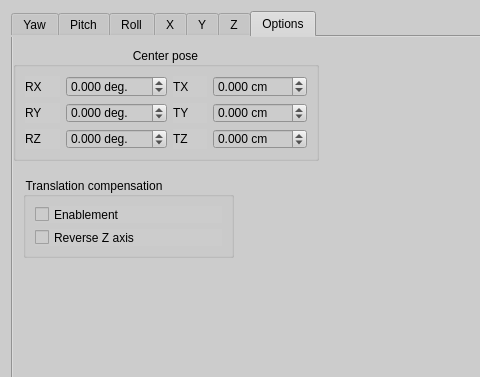
Old version of the form facetracknoir/ftnoir_curves.ui in the repository opentrack/opentrack; both pictures show x 0 to 480 and y 0 to 377 of the 970 by 655 pixel window.
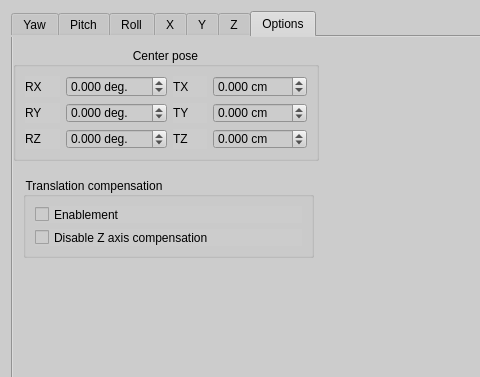
New version of the form. Icons and pictures are not drawn. Custom widgets are drawn as their Qt base class.

Commit message: don't compensate Z axis as an option

Diff of the .ui file:
```diff
--- a/facetracknoir/ftnoir_curves.ui
+++ b/facetracknoir/ftnoir_curves.ui
@@ -746,7 +746,7 @@
         <rect>
          <x>10</x>
          <y>140</y>
-         <width>211</width>
+         <width>291</width>
          <height>81</height>
         </rect>
        </property>
@@ -782,7 +782,7 @@
            <string notr="true"/>
           </property>
           <property name="text">
-           <string>Reverse Z axis</string>
+           <string>Disable Z axis compensation</string>
           </property>
          </widget>
         </item>
```
The commit also changes 1 other file.
